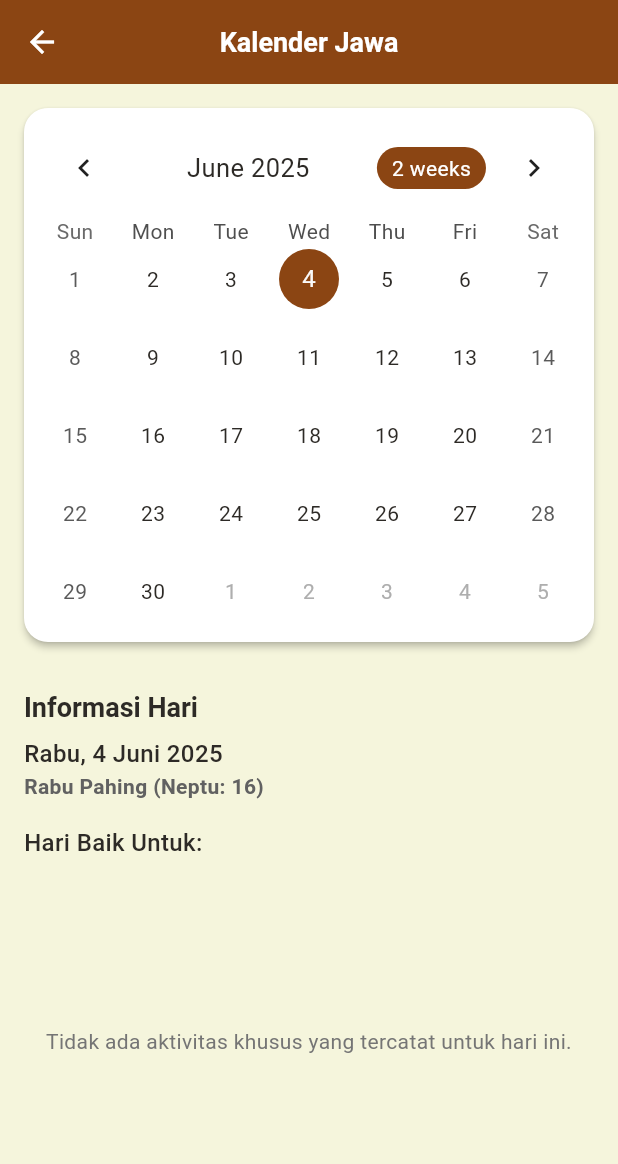
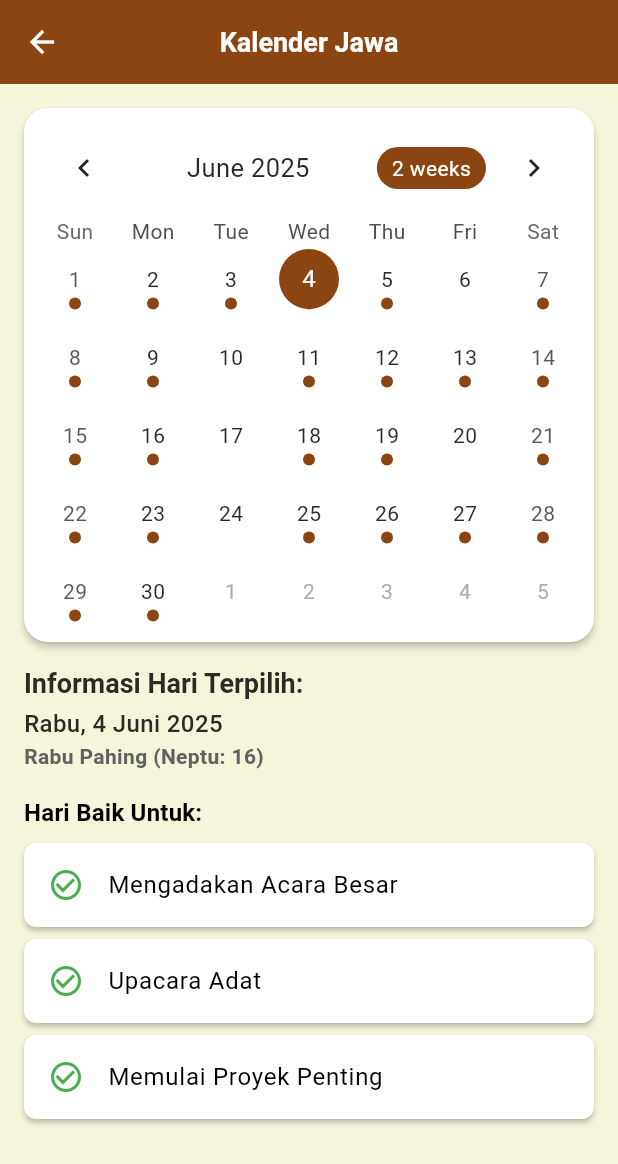
Before and after one commit to vemassatria/Primbon-app, a Flutter app: the CalendarScreen screen opened directly, on a phone screen of 412 x 824 dp. Shown: the top 1164 px of the screen. Run offline on Flutter 3.47's test engine with Material 3 defaults, Android fonts, the phone set to English and light mode, and no system bars; drawn by our look-alikes of table_calendar; our stand-ins replace share_plus, shared_preferences; accounts and stored records are empty.

Commit message:
update hari baik halaman kalender

```diff
--- a/lib/screens/calendar_screen.dart
+++ b/lib/screens/calendar_screen.dart
@@ -2,8 +2,8 @@ import 'package:flutter/material.dart';
 import 'package:intl/intl.dart';
 import 'package:table_calendar/table_calendar.dart';
 import '../utils/theme.dart';
-import '../utils/weton_calculator.dart'; // <--- TAMBAHKAN IMPORT INI
-import '../models/weton_model.dart';   // <--- TAMBAHKAN IMPORT INI (jika ingin akses modelnya langsung)
+import '../utils/weton_calculator.dart';
+import '../models/weton_model.dart';
 
 class CalendarScreen extends StatefulWidget {
   const CalendarScreen({Key? key}) : super(key: key);
@@ -16,34 +16,78 @@ class _CalendarScreenState extends State<CalendarScreen> {
   CalendarFormat _calendarFormat = CalendarFormat.month;
   DateTime _focusedDay = DateTime.now();
   DateTime? _selectedDay;
-
-  // final Map<DateTime, List<String>> _events = {}; // Komentari atau hapus jika tidak digunakan
-  Map<DateTime, List<dynamic>> _events = {}; // Ubah tipe jika ingin menyimpan WetonModel atau objek lain
+  Map<DateTime, List<dynamic>> _events = {};
 
   @override
   void initState() {
     super.initState();
     _selectedDay = _focusedDay;
-    _loadEventsForMonth(_focusedDay); // Panggil untuk bulan awal
+    WidgetsBinding.instance.addPostFrameCallback((_) {
+      _loadEventsForMonth(_focusedDay);
+    });
   }
 
-  // Ubah _loadEvents menjadi lebih dinamis atau sesuai kebutuhan
-  // Fungsi ini sekarang hanya contoh, idealnya Anda punya sumber data hari baik yang sebenarnya.
   void _loadEventsForMonth(DateTime month) {
-    // Simulasi memuat event (hari baik) untuk bulan tertentu
-    // Dalam aplikasi nyata, ini mungkin akan mengambil data dari database atau API
-    // atau berdasarkan perhitungan primbon yang lebih kompleks.
-    // Untuk sekarang, kita biarkan kosong atau dengan contoh statis jika diperlukan.
-    // Contoh:
-    // _events[DateTime(month.year, month.month, 3)] = ['Pernikahan'];
-    // _events[DateTime(month.year, month.month, 5)] = ['Pindah Rumah'];
-    setState(() {}); // Refresh UI jika ada perubahan event
+    final newEvents = <DateTime, List<dynamic>>{};
+    DateTime firstDayOfMonth = DateTime(month.year, month.month, 1);
+    DateTime lastDayOfMonth = DateTime(month.year, month.month + 1, 0);
+
+    for (DateTime day = firstDayOfMonth;
+        day.isBefore(lastDayOfMonth.add(const Duration(days: 1)));
+        day = day.add(const Duration(days: 1))) {
+      final weton = WetonCalculator.calculateWeton(day);
+      List<String> activities = [];
+
+      if (weton.totalNeptu >= 14) {
+        activities.addAll(['Mengadakan Acara Besar', 'Upacara Adat']);
+      }
+      if (weton.pasaranName == 'Legi') {
+        activities.addAll(['Memulai Usaha Baru', 'Perdagangan']);
+      }
+      if (weton.dayName == 'Jumat' && weton.pasaranName == 'Kliwon') {
+        activities.addAll(['Ritual Spiritual', 'Ziarah']);
+      }
+      if (weton.dayName == 'Senin' || weton.dayName == 'Kamis') {
+        activities.add('Puasa Sunnah');
+      }
+      if (weton.goodDays.contains('Selasa')) {
+        activities.add('Melakukan Perjalanan Jauh');
+      }
+
+      switch (weton.dayName) {
+        case 'Minggu':
+          activities.add('Istirahat dan Berkumpul Keluarga');
+          break;
+        case 'Rabu':
+          activities.add('Memulai Proyek Penting');
+          break;
+      }
+
+      if (activities.isNotEmpty) {
+        DateTime normalizedDay = DateTime(day.year, day.month, day.day);
+        newEvents[normalizedDay] = activities;
+      }
+    }
+
+    if (newEvents.isNotEmpty ||
+        _events.keys.where((key) => key.month == month.month && key.year == month.year).isEmpty) {
+      setState(() {
+        Map<DateTime, List<dynamic>> updatedEvents = {..._events};
+        updatedEvents.removeWhere((key, _) => key.month == month.month && key.year == month.year);
+        updatedEvents.addAll(newEvents);
+        _events = updatedEvents;
+      });
+    }
   }
 
   List<dynamic> _getEventsForDay(DateTime day) {
-    // Normalisasi hari untuk menghindari masalah dengan jam, menit, detik
     DateTime normalizedDay = DateTime(day.year, day.month, day.day);
     return _events[normalizedDay] ?? [];
+  }
+
+  String _getWetonForDate(DateTime date) {
+    final weton = WetonCalculator.calculateWeton(date);
+    return '${weton.dayName} ${weton.pasaranName} (Neptu: ${weton.totalNeptu})';
   }
 
   @override
@@ -53,14 +97,11 @@ class _CalendarScreenState extends State<CalendarScreen> {
         title: const Text('Kalender Jawa'),
         centerTitle: true,
       ),
-      body: Container( // Hapus child: dari Container ini jika tidak diperlukan
-        child: Column(
+      body: Column(
         children: [
           Card(
             margin: const EdgeInsets.all(16),
-              shape: RoundedRectangleBorder(
-                borderRadius: BorderRadius.circular(16),
-              ),
+            shape: RoundedRectangleBorder(borderRadius: BorderRadius.circular(16)),
             child: Padding(
               padding: const EdgeInsets.all(8.0),
               child: TableCalendar(
@@ -69,9 +110,7 @@ class _CalendarScreenState extends State<CalendarScreen> {
                 focusedDay: _focusedDay,
                 calendarFormat: _calendarFormat,
                 eventLoader: _getEventsForDay,
-                  selectedDayPredicate: (day) {
-                    return isSameDay(_selectedDay, day);
-                  },
+                selectedDayPredicate: (day) => isSameDay(_selectedDay, day),
                 onDaySelected: (selectedDay, focusedDay) {
                   if (!isSameDay(_selectedDay, selectedDay)) {
                     setState(() {
@@ -82,14 +121,11 @@ class _CalendarScreenState extends State<CalendarScreen> {
                 },
                 onFormatChanged: (format) {
                   if (_calendarFormat != format) {
-                      setState(() {
-                        _calendarFormat = format;
-                      });
+                    setState(() => _calendarFormat = format);
                   }
                 },
                 onPageChanged: (focusedDay) {
                   _focusedDay = focusedDay;
-                    // Panggil _loadEventsForMonth jika Anda ingin memuat event per bulan
                   _loadEventsForMonth(focusedDay);
                 },
                 calendarStyle: CalendarStyle(
@@ -105,104 +141,104 @@ class _CalendarScreenState extends State<CalendarScreen> {
                     color: AppColors.primary.withOpacity(0.5),
                     shape: BoxShape.circle,
                   ),
+                  canMarkersOverflow: true,
+                  markersMaxCount: 1,
                 ),
                 headerStyle: HeaderStyle(
                   formatButtonDecoration: BoxDecoration(
                     color: AppColors.primary,
                     borderRadius: BorderRadius.circular(20),
                   ),
-                    formatButtonTextStyle: TextStyle(color: Colors.white),
+                  formatButtonTextStyle: const TextStyle(color: Colors.white),
                   titleCentered: true,
                 ),
               ),
             ),
           ),
-
-            // Event List
           Expanded(
             child: Padding(
-                padding: const EdgeInsets.all(16.0),
+              padding: const EdgeInsets.fromLTRB(16, 0, 16, 16),
+              child: Column(
+                crossAxisAlignment: CrossAxisAlignment.start,
+                children: [
+                  if (_selectedDay != null) ...[
+                    Padding(
+                      padding: const EdgeInsets.only(bottom: 8),
                       child: Column(
                         crossAxisAlignment: CrossAxisAlignment.start,
                         children: [
                           Text(
-                      'Informasi Hari',
-                      style: Theme.of(context).textTheme.titleLarge,
+                            'Informasi Hari Terpilih:',
+                            style: Theme.of(context).textTheme.titleLarge?.copyWith(fontSize: 18),
                           ),
-                    const SizedBox(height: 8),
-                    if (_selectedDay != null) ...[
+                          const SizedBox(height: 4),
                           Text(
-                        DateFormat('EEEE, d MMMM yyyy', 'id_ID').format(_selectedDay!), // Tambahkan locale 'id_ID'
-                        style: TextStyle(
-                          fontSize: 16,
-                          fontWeight: FontWeight.w500,
-                        ),
+                            DateFormat('EEEE, d MMMM yyyy', 'id_ID').format(_selectedDay!),
+                            style: const TextStyle(fontSize: 16, fontWeight: FontWeight.w500),
                           ),
                           Text(
-                        _getWetonForDate(_selectedDay!), // <--- INI AKAN DIPERBAIKI
+                            _getWetonForDate(_selectedDay!),
                             style: TextStyle(
                               fontSize: 14,
                               color: Colors.grey[700],
-                          fontWeight: FontWeight.bold, // Tambahkan bold agar lebih terlihat
+                              fontWeight: FontWeight.bold,
                             ),
                           ),
-                      const SizedBox(height: 16),
-
-                      // Events for selected day
-                      Text(
-                        'Hari Baik Untuk:',
-                        style: TextStyle(
-                          fontSize: 16,
-                          fontWeight: FontWeight.w500,
+                        ],
                       ),
                     ),
                     const SizedBox(height: 8),
-
+                    Text(
+                      'Hari Baik Untuk:',
+                      style: Theme.of(context).textTheme.titleMedium?.copyWith(fontWeight: FontWeight.bold),
+                    ),
+                    const SizedBox(height: 8),
                     Expanded(
                       child: _getEventsForDay(_selectedDay!).isNotEmpty
                           ? ListView.builder(
                               itemCount: _getEventsForDay(_selectedDay!).length,
                               itemBuilder: (context, index) {
                                 final event = _getEventsForDay(_selectedDay!)[index];
-                                  // Asumsikan event adalah String, sesuaikan jika tipe datanya beda
                                 return Card(
+                                  elevation: 1.5,
                                   margin: const EdgeInsets.only(bottom: 8),
+                                  shape: RoundedRectangleBorder(
+                                    borderRadius: BorderRadius.circular(8),
+                                  ),
                                   child: ListTile(
                                     leading: Icon(
-                                        Icons.event_available,
-                                        color: AppColors.primary,
+                                      Icons.check_circle_outline,
+                                      color: AppColors.goodDayColor,
                                     ),
-                                      title: Text(event is String ? event : event.toString()), // Tampilkan event
-                                      subtitle: Text('Cocok untuk aktivitas ini'),
+                                    title: Text(event.toString()),
                                   ),
                                 );
                               },
                             )
                           : Center(
-                                child: Text(
-                                  'Tidak ada aktivitas khusus yang tercatat untuk hari ini.',
+                              child: Column(
+                                mainAxisAlignment: MainAxisAlignment.center,
+                                children: [
+                                  Icon(Icons.info_outline, color: Colors.grey[400], size: 40),
+                                  const SizedBox(height: 8),
+                                  Text(
+                                    'Tidak ada aktivitas khusus yang tercatat\n'
+                                    'untuk hari ini berdasarkan perhitungan sederhana.',
                                     textAlign: TextAlign.center,
-                                  style: TextStyle(
-                                    color: Colors.grey[600],
+                                    style: TextStyle(color: Colors.grey[600]),
+                                  ),
+                                ],
                               ),
                             ),
                     ),
-                      ),
-                    ],
+                  ] else
+                    const Center(child: Text('Pilih tanggal untuk melihat informasi hari.')),
                 ],
               ),
             ),
           ),
         ],
       ),
-      ),
     );
   }
-
-  // Fungsi yang diperbaiki untuk mendapatkan Weton
-  String _getWetonForDate(DateTime date) {
-    // Menggunakan WetonCalculator yang sudah ada
-    final WetonModel weton = WetonCalculator.calculateWeton(date);
-    return '${weton.dayName} ${weton.pasaranName} (Neptu: ${weton.totalNeptu})';
 }
-}
```
Lines whose indentation alone changed are shown as unchanged.
